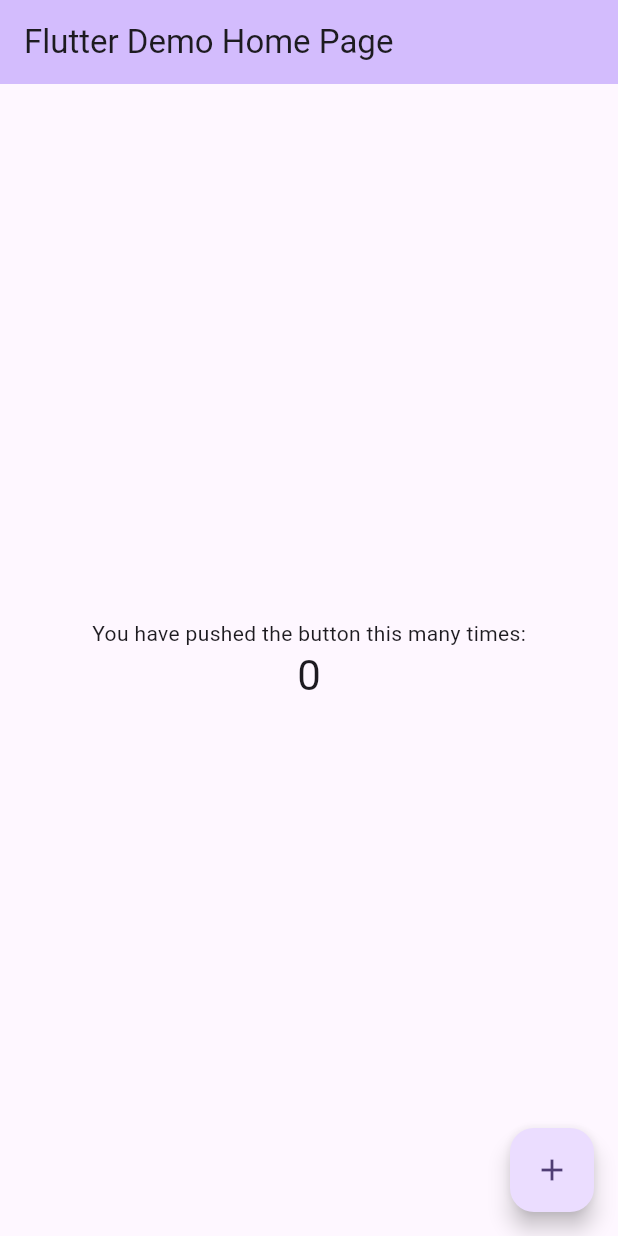
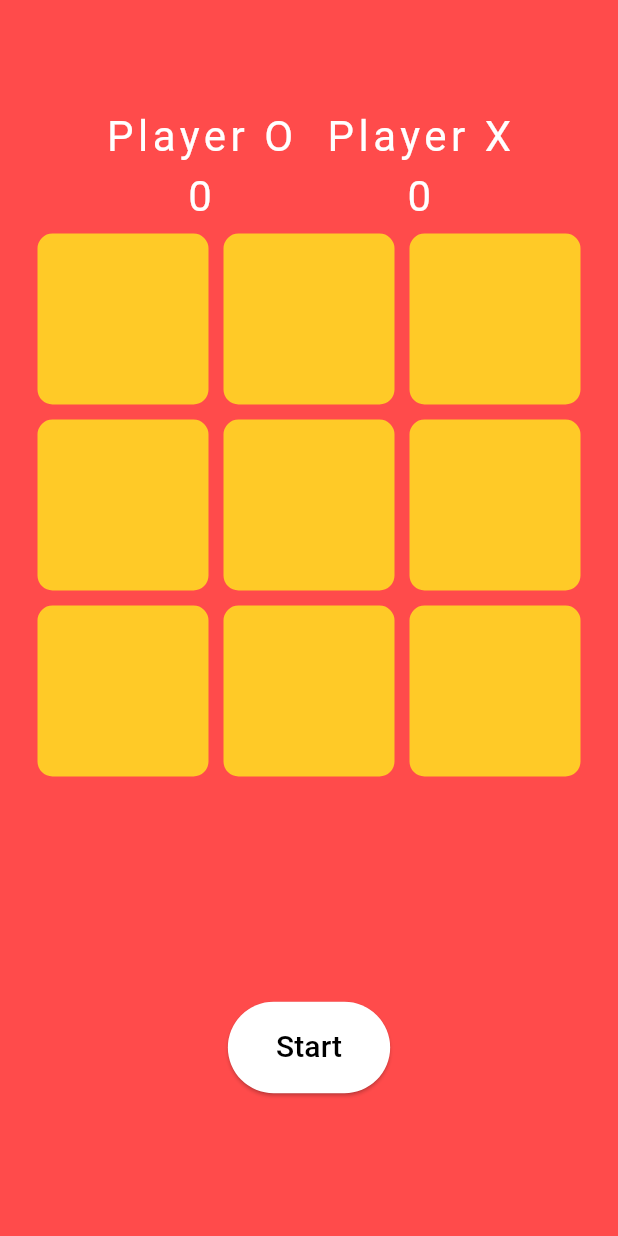
Before and after one commit to saru12ita/CODECRAFT_TASK3, a Flutter app: the screen it shows after launch, on a phone screen of 412 x 824 dp. Run offline on Flutter 3.47's test engine with Material 3 defaults, Android fonts, the phone set to English and light mode, and no system bars; our stand-ins replace google_fonts; Roboto replaces fonts that are missing (Coiny).

Commit message:
Update main.dart, pubspec files, and add Colors and Game files

```diff
--- /dev/null
+++ b/lib/Colors.dart
@@ -0,0 +1,7 @@
+import 'package:flutter/material.dart';
+
+class MainColor {
+  static Color primaryColor = Color(0xFFff4b4b);
+  static Color secondaryColor = Color(0xFFffca27);
+  static Color accentColor = Color(0xFF4169e8);
+}
--- /dev/null
+++ b/lib/Game.dart
@@ -0,0 +1,344 @@
+import 'dart:async';
+import 'package:flutter/material.dart';
+import 'package:google_fonts/google_fonts.dart';
+import 'package:task3/Colors.dart';
+
+class GameScreen extends StatefulWidget {
+  const GameScreen({super.key});
+
+  @override
+  State<GameScreen> createState() => _GameScreenState();
+}
+
+class _GameScreenState extends State<GameScreen> {
+  bool oTurn = true;
+  List<String> displayXO = ['', '', '', '', '', '', '', '', ''];
+  List<int> matchedIndexes = [];
+  int attempts = 0;
+
+  int oScore = 0;
+  int xScore = 0;
+  int filledBoxes = 0;
+  String resultDeclaration = '';
+  bool winnerFound = false;
+
+  static const maxSeconds = 30;
+  int seconds = maxSeconds;
+  Timer? timer;
+
+  static var customFontWhite = GoogleFonts.coiny(
+    textStyle: TextStyle(
+      color: Colors.white,
+      letterSpacing: 3,
+      fontSize: 28,
+    ),
+  );
+
+  void startTimer() {
+    timer = Timer.periodic(Duration(seconds: 1), (_) {
+      setState(() {
+        if (seconds > 0) {
+          seconds--;
+        } else {
+          stopTimer();
+        }
+      });
+    });
+  }
+
+  void stopTimer() {
+    resetTimer();
+    timer?.cancel();
+  }
+
+  void resetTimer() => seconds = maxSeconds;
+
+  @override
+  Widget build(BuildContext context) {
+    return Scaffold(
+      backgroundColor: MainColor.primaryColor,
+      body: Padding(
+        padding: const EdgeInsets.all(20),
+        child: Column(
+          children: [
+            Expanded(
+              flex: 1,
+              child: Container(
+                  child: Row(
+                mainAxisAlignment: MainAxisAlignment.center,
+                children: [
+                  Column(
+                    mainAxisAlignment: MainAxisAlignment.end,
+                    children: [
+                      Text(
+                        'Player O',
+                        style: customFontWhite,
+                      ),
+                      Text(
+                        oScore.toString(),
+                        style: customFontWhite,
+                      ),
+                    ],
+                  ),
+                  SizedBox(width: 20),
+                  Column(
+                    mainAxisAlignment: MainAxisAlignment.end,
+                    children: [
+                      Text(
+                        'Player X',
+                        style: customFontWhite,
+                      ),
+                      Text(
+                        xScore.toString(),
+                        style: customFontWhite,
+                      ),
+                    ],
+                  ),
+                ],
+              )),
+            ),
+            Expanded(
+              flex: 3,
+              child: GridView.builder(
+                  itemCount: 9,
+                  gridDelegate: SliverGridDelegateWithFixedCrossAxisCount(
+                    crossAxisCount: 3,
+                  ),
+                  itemBuilder: (BuildContext context, int index) {
+                    return GestureDetector(
+                      onTap: () {
+                        _tapped(index);
+                      },
+                      child: Container(
+                        decoration: BoxDecoration(
+                          borderRadius: BorderRadius.circular(15),
+                          border: Border.all(
+                            width: 5,
+                            color: MainColor.primaryColor,
+                          ),
+                          color: matchedIndexes.contains(index)
+                              ? MainColor.accentColor
+                              : MainColor.secondaryColor,
+                        ),
+                        child: Center(
+                          child: Text(
+                            displayXO[index],
+                            style: GoogleFonts.coiny(
+                                textStyle: TextStyle(
+                              fontSize: 64,
+                              color: matchedIndexes.contains(index)
+                                  ? MainColor.secondaryColor
+                                  : MainColor.primaryColor,
+                            )),
+                          ),
+                        ),
+                      ),
+                    );
+                  }),
+            ),
+            Expanded(
+              flex: 2,
+              child: Center(
+                child: Column(
+                  mainAxisAlignment: MainAxisAlignment.center,
+                  children: [
+                    Text(resultDeclaration, style: customFontWhite),
+                    SizedBox(height: 10),
+                    _buildTimer()
+                  ],
+                ),
+              ),
+            ),
+          ],
+        ),
+      ),
+    );
+  }
+
+  void _tapped(int index) {
+    final isRunning = timer == null ? false : timer!.isActive;
+
+    if (isRunning) {
+      setState(() {
+        if (oTurn && displayXO[index] == '') {
+          displayXO[index] = 'O';
+          filledBoxes++;
+        } else if (!oTurn && displayXO[index] == '') {
+          displayXO[index] = 'X';
+          filledBoxes++;
+        }
+
+        oTurn = !oTurn;
+        _checkWinner();
+      });
+    }
+  }
+
+  void _checkWinner() {
+    // check 1st row
+    if (displayXO[0] == displayXO[1] &&
+        displayXO[0] == displayXO[2] &&
+        displayXO[0] != '') {
+      setState(() {
+        resultDeclaration = 'Player ' + displayXO[0] + ' Wins!';
+        matchedIndexes.addAll([0, 1, 2]);
+        stopTimer();
+        _updateScore(displayXO[0]);
+      });
+    }
+
+    // check 2nd row
+    if (displayXO[3] == displayXO[4] &&
+        displayXO[3] == displayXO[5] &&
+        displayXO[3] != '') {
+      setState(() {
+        resultDeclaration = 'Player ' + displayXO[3] + ' Wins!';
+        matchedIndexes.addAll([3, 4, 5]);
+        stopTimer();
+        _updateScore(displayXO[3]);
+      });
+    }
+
+    // check 3rd row
+    if (displayXO[6] == displayXO[7] &&
+        displayXO[6] == displayXO[8] &&
+        displayXO[6] != '') {
+      setState(() {
+        resultDeclaration = 'Player ' + displayXO[6] + ' Wins!';
+        matchedIndexes.addAll([6, 7, 8]);
+        stopTimer();
+        _updateScore(displayXO[6]);
+      });
+    }
+
+    // check 1st column
+    if (displayXO[0] == displayXO[3] &&
+        displayXO[0] == displayXO[6] &&
+        displayXO[0] != '') {
+      setState(() {
+        resultDeclaration = 'Player ' + displayXO[0] + ' Wins!';
+        matchedIndexes.addAll([0, 3, 6]);
+        stopTimer();
+        _updateScore(displayXO[0]);
+      });
+    }
+
+    // check 2nd column
+    if (displayXO[1] == displayXO[4] &&
+        displayXO[1] == displayXO[7] &&
+        displayXO[1] != '') {
+      setState(() {
+        resultDeclaration = 'Player ' + displayXO[1] + ' Wins!';
+        matchedIndexes.addAll([1, 4, 7]);
+        stopTimer();
+        _updateScore(displayXO[1]);
+      });
+    }
+
+    // check 3rd column
+    if (displayXO[2] == displayXO[5] &&
+        displayXO[2] == displayXO[8] &&
+        displayXO[2] != '') {
+      setState(() {
+        resultDeclaration = 'Player ' + displayXO[2] + ' Wins!';
+        matchedIndexes.addAll([2, 5, 8]);
+        stopTimer();
+        _updateScore(displayXO[2]);
+      });
+    }
+
+    // check diagonal
+    if (displayXO[0] == displayXO[4] &&
+        displayXO[0] == displayXO[8] &&
+        displayXO[0] != '') {
+      setState(() {
+        resultDeclaration = 'Player ' + displayXO[0] + ' Wins!';
+        matchedIndexes.addAll([0, 4, 8]);
+        stopTimer();
+        _updateScore(displayXO[0]);
+      });
+    }
+
+    // check diagonal
+    if (displayXO[6] == displayXO[4] &&
+        displayXO[6] == displayXO[2] &&
+        displayXO[6] != '') {
+      setState(() {
+        resultDeclaration = 'Player ' + displayXO[6] + ' Wins!';
+        matchedIndexes.addAll([6, 4, 2]);
+        stopTimer();
+        _updateScore(displayXO[6]);
+      });
+    }
+    if (!winnerFound && filledBoxes == 9) {
+      setState(() {
+        resultDeclaration = 'Nobody Wins!';
+      });
+    }
+  }
+
+  void _updateScore(String winner) {
+    if (winner == 'O') {
+      oScore++;
+    } else if (winner == 'X') {
+      xScore++;
+    }
+    winnerFound = true;
+  }
+
+  void _clearBoard() {
+    setState(() {
+      for (int i = 0; i < 9; i++) {
+        displayXO[i] = '';
+      }
+      resultDeclaration = '';
+      matchedIndexes = [];
+    });
+    filledBoxes = 0;
+  }
+
+  Widget _buildTimer() {
+    final isRunning = timer == null ? false : timer!.isActive;
+
+    return isRunning
+        ? SizedBox(
+            width: 100,
+            height: 100,
+            child: Stack(
+              fit: StackFit.expand,
+              children: [
+                CircularProgressIndicator(
+                  value: 1 - seconds / maxSeconds,
+                  valueColor: AlwaysStoppedAnimation(Colors.white),
+                  strokeWidth: 8,
+                  backgroundColor: MainColor.accentColor,
+                ),
+                Center(
+                  child: Text(
+                    '$seconds',
+                    style: TextStyle(
+                      fontWeight: FontWeight.bold,
+                      color: Colors.white,
+                      fontSize: 50,
+                    ),
+                  ),
+                ),
+              ],
+            ),
+          )
+        : ElevatedButton(
+            style: ElevatedButton.styleFrom(
+                backgroundColor: Colors.white,
+                padding: EdgeInsets.symmetric(horizontal: 32, vertical: 16)),
+            onPressed: () {
+              startTimer();
+              _clearBoard();
+              attempts++;
+            },
+            child: Text(
+              attempts == 0 ? 'Start' : 'Play Again!',
+              style: TextStyle(fontSize: 20, color: Colors.black),
+            ),
+          );
+  }
+}
--- a/lib/main.dart
+++ b/lib/main.dart
@@ -1,4 +1,5 @@
 import 'package:flutter/material.dart';
+import 'package:task3/Game.dart';
 
 void main() {
   runApp(const MyApp());
@@ -11,112 +12,8 @@ class MyApp extends StatelessWidget {
   @override
   Widget build(BuildContext context) {
     return MaterialApp(
-      title: 'Flutter Demo',
-      theme: ThemeData(
-        // This is the theme of your application.
-        //
-        // TRY THIS: Try running your application with "flutter run". You'll see
-        // the application has a purple toolbar. Then, without quitting the app,
-        // try changing the seedColor in the colorScheme below to Colors.green
-        // and then invoke "hot reload" (save your changes or press the "hot
-        // reload" button in a Flutter-supported IDE, or press "r" if you used
-        // the command line to start the app).
-        //
-        // Notice that the counter didn't reset back to zero; the application
-        // state is not lost during the reload. To reset the state, use hot
-        // restart instead.
-        //
-        // This works for code too, not just values: Most code changes can be
-        // tested with just a hot reload.
-        colorScheme: ColorScheme.fromSeed(seedColor: Colors.deepPurple),
-      ),
-      home: const MyHomePage(title: 'Flutter Demo Home Page'),
+      debugShowCheckedModeBanner: false,
+      home: GameScreen(),
     );
   }
 }
-
-class MyHomePage extends StatefulWidget {
-  const MyHomePage({super.key, required this.title});
-
-  // This widget is the home page of your application. It is stateful, meaning
-  // that it has a State object (defined below) that contains fields that affect
-  // how it looks.
-
-  // This class is the configuration for the state. It holds the values (in this
-  // case the title) provided by the parent (in this case the App widget) and
-  // used by the build method of the State. Fields in a Widget subclass are
-  // always marked "final".
-
-  final String title;
-
-  @override
-  State<MyHomePage> createState() => _MyHomePageState();
-}
-
-class _MyHomePageState extends State<MyHomePage> {
-  int _counter = 0;
-
-  void _incrementCounter() {
-    setState(() {
-      // This call to setState tells the Flutter framework that something has
-      // changed in this State, which causes it to rerun the build method below
-      // so that the display can reflect the updated values. If we changed
-      // _counter without calling setState(), then the build method would not be
-      // called again, and so nothing would appear to happen.
-      _counter++;
-    });
-  }
-
-  @override
-  Widget build(BuildContext context) {
-    // This method is rerun every time setState is called, for instance as done
-    // by the _incrementCounter method above.
-    //
-    // The Flutter framework has been optimized to make rerunning build methods
-    // fast, so that you can just rebuild anything that needs updating rather
-    // than having to individually change instances of widgets.
-    return Scaffold(
-      appBar: AppBar(
-        // TRY THIS: Try changing the color here to a specific color (to
-        // Colors.amber, perhaps?) and trigger a hot reload to see the AppBar
-        // change color while the other colors stay the same.
-        backgroundColor: Theme.of(context).colorScheme.inversePrimary,
-        // Here we take the value from the MyHomePage object that was created by
-        // the App.build method, and use it to set our appbar title.
-        title: Text(widget.title),
-      ),
-      body: Center(
-        // Center is a layout widget. It takes a single child and positions it
-        // in the middle of the parent.
-        child: Column(
-          // Column is also a layout widget. It takes a list of children and
-          // arranges them vertically. By default, it sizes itself to fit its
-          // children horizontally, and tries to be as tall as its parent.
-          //
-          // Column has various properties to control how it sizes itself and
-          // how it positions its children. Here we use mainAxisAlignment to
-          // center the children vertically; the main axis here is the vertical
-          // axis because Columns are vertical (the cross axis would be
-          // horizontal).
-          //
-          // TRY THIS: Invoke "debug painting" (choose the "Toggle Debug Paint"
-          // action in the IDE, or press "p" in the console), to see the
-          // wireframe for each widget.
-          mainAxisAlignment: MainAxisAlignment.center,
-          children: <Widget>[
-            const Text('You have pushed the button this many times:'),
-            Text(
-              '$_counter',
-              style: Theme.of(context).textTheme.headlineMedium,
-            ),
-          ],
-        ),
-      ),
-      floatingActionButton: FloatingActionButton(
-        onPressed: _incrementCounter,
-        tooltip: 'Increment',
-        child: const Icon(Icons.add),
-      ), // This trailing comma makes auto-formatting nicer for build methods.
-    );
-  }
-}
--- a/pubspec.yaml
+++ b/pubspec.yaml
@@ -34,6 +34,7 @@ dependencies:
   # The following adds the Cupertino Icons font to your application.
   # Use with the CupertinoIcons class for iOS style icons.
   cupertino_icons: ^1.0.8
+  google_fonts: ^6.3.2
 
 dev_dependencies:
   flutter_test:
```
Also changed, not shown: pubspec.lock, 1 other file.
